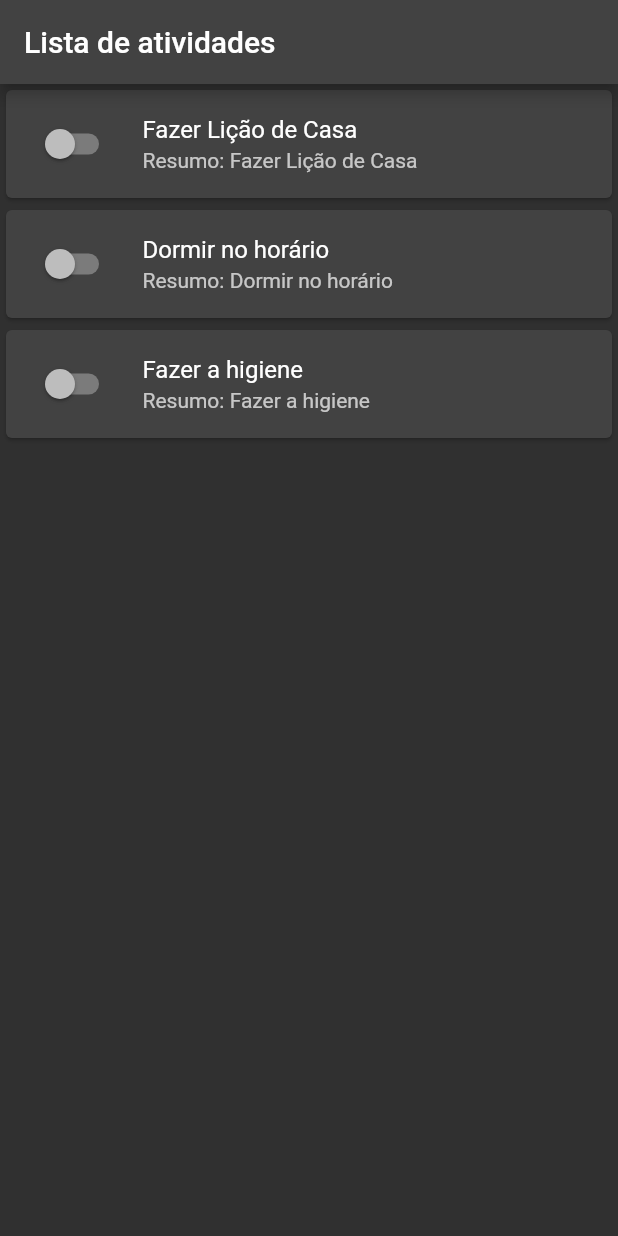
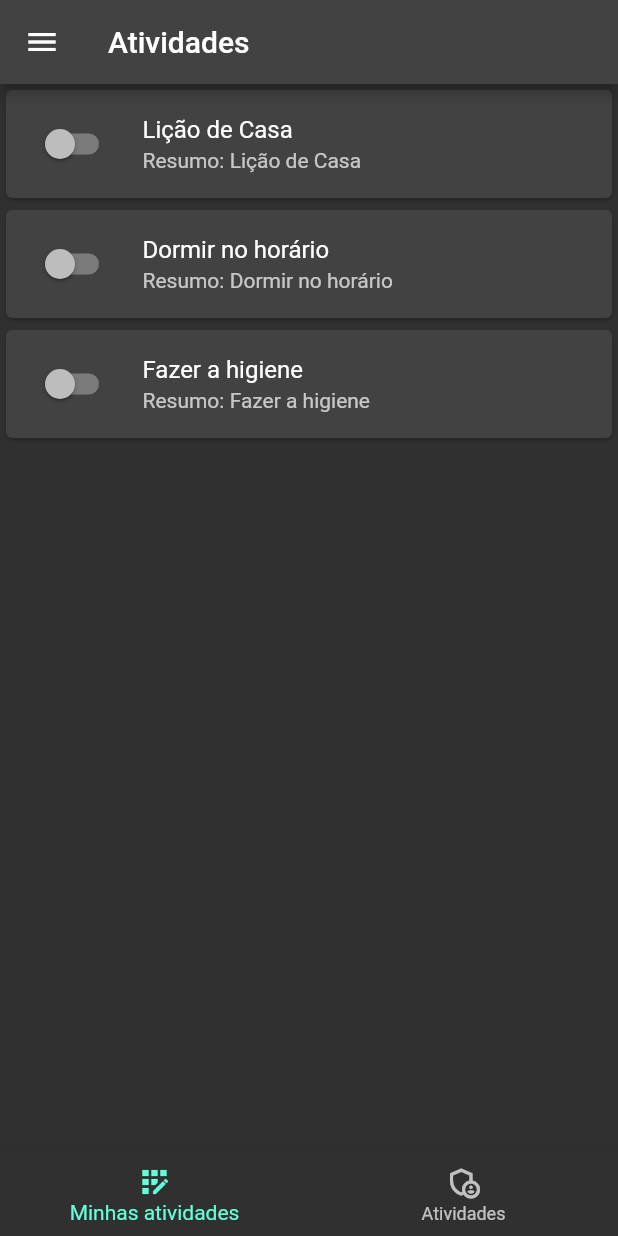
Before and after one commit to fabiocalegari/incentive_app, a Flutter app: the screen it shows after launch, on a phone screen of 412 x 824 dp. Run offline on Flutter 3.47's test engine with Material 2 defaults, Android fonts, the phone set to English and light mode, and no system bars.

Commit message:
Criação das barras de titulo e de menu

```diff
--- a/lib/activity.dart
+++ b/lib/activity.dart
@@ -3,7 +3,8 @@ import 'package:incentive_app/period.dart';
 class Activity {
   late Period period;
   late String name;
+  late String description;
   late bool ok;
 
-  Activity(this.period, this.name, this.ok);
+  Activity(this.period, this.name, this.description, this.ok);
 }
--- a/lib/activity_screen.dart
+++ b/lib/activity_screen.dart
@@ -12,15 +12,15 @@ class ActivityScreen extends StatefulWidget {
 class _ActivityScreenState extends State<ActivityScreen> {
   @override
   Widget build(BuildContext context) {
+    WidgetFactory widgetFactory = WidgetFactory(this);
     return MaterialApp(
       theme: ThemeData.dark(),
       title: "Lista de atividades",
       home: Scaffold(
-        appBar: AppBar(
-          title: const Text("Lista de atividades"),
-        ),
+        appBar: widgetFactory.getAppBar("Atividades"),
+        bottomNavigationBar: widgetFactory.getBottomBar(),
         body: ListView(
-          children: WidgetFactory().getActivities(this),
+          children: widgetFactory.getActivities(),
         ),
       ),
     );
--- a/lib/widget_factory.dart
+++ b/lib/widget_factory.dart
@@ -1,13 +1,15 @@
+import 'dart:ui';
+
 import 'package:flutter/cupertino.dart';
 import 'package:flutter/material.dart';
 import 'package:incentive_app/activity.dart';
 import 'package:incentive_app/mock.dart';
 
-bool teste = false;
-List<Activity> activities = Mock().mockActivities();
+final List<Activity> activities = Mock().mockActivities();
+late State _activityScreenState;
 
 class WidgetFactory {
-  List<Card> getActivities(State _activityScreenState) {
+  List<Card> getActivities() {
     List<Card> cards = <Card>[];
     for (int x = 0; x < activities.length; x++) {
       cards.add(Card(
@@ -20,7 +22,6 @@ class WidgetFactory {
               onChanged: (bool value) {
                 _activityScreenState.setState(() {
                   activities[x].ok = value;
-                  print("teste");
                 });
               },
             ),
@@ -28,4 +29,29 @@ class WidgetFactory {
     }
     return cards;
   }
+
+  AppBar getAppBar(String title) {
+    AppBar appBar = AppBar(
+      leading: const Icon(Icons.menu),
+      title: Text(title),
+    );
+    return appBar;
+  }
+
+  BottomNavigationBar getBottomBar() {
+    return BottomNavigationBar(
+      type: BottomNavigationBarType.fixed,
+      items: const [
+        BottomNavigationBarItem(
+            icon: Icon(Icons.app_registration), label: "Minhas atividades"),
+        BottomNavigationBarItem(
+            icon: Icon(Icons.admin_panel_settings_outlined),
+            label: "Atividades")
+      ],
+    );
+  }
+
+  WidgetFactory(State context) {
+    _activityScreenState = context;
+  }
 }
```
Also changed, not shown: lib/mock.dart (+6 -3 lines).
